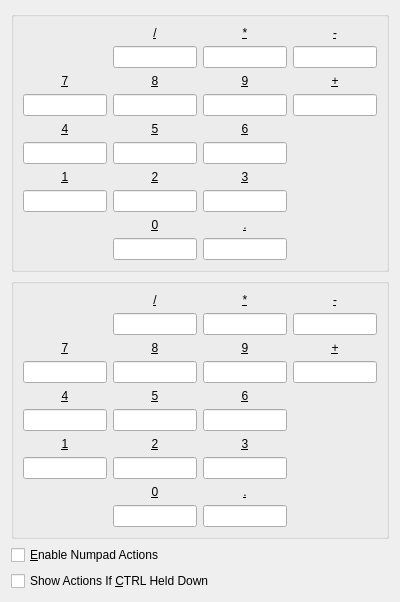
The window that smushclient-qt/cpp/ui/prefs/numpad.ui (jnbooth/smushclient) describes before a commit, drawn with Qt 5.
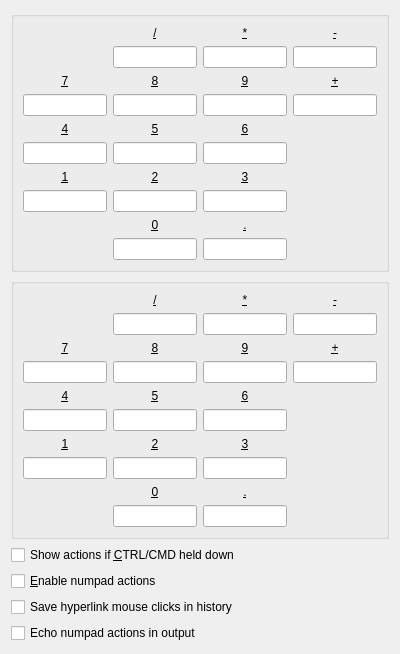
The same window after the commit.

Commit message: numpad hotkeys

Diff of the .ui file:
```diff
--- a/smushclient-qt/cpp/ui/prefs/numpad.ui
+++ b/smushclient-qt/cpp/ui/prefs/numpad.ui
@@ -736,17 +736,31 @@
      </layout>
     </widget>
    </item>
-   <item>
-    <widget class="QCheckBox" name="NumpadEnable">
-     <property name="text">
-      <string>&amp;Enable Numpad Actions</string>
-     </property>
-    </widget>
-   </item>
    <item>
     <widget class="QCheckBox" name="show_mod">
      <property name="text">
-      <string>Show Actions If &amp;CTRL Held Down</string>
+      <string>Show actions if &amp;CTRL/CMD held down</string>
+     </property>
+    </widget>
+   </item>
+   <item>
+    <widget class="QCheckBox" name="NumpadEnable">
+     <property name="text">
+      <string>&amp;Enable numpad actions</string>
+     </property>
+    </widget>
+   </item>
+   <item>
+    <widget class="QCheckBox" name="HotkeyAddsToCommandHistory">
+     <property name="text">
+      <string>Save hyperlink mouse clicks in history</string>
+     </property>
+    </widget>
+   </item>
+   <item>
+    <widget class="QCheckBox" name="EchoHotkeyInOutputWindow">
+     <property name="text">
+      <string>Echo numpad actions in output</string>
      </property>
     </widget>
    </item>
```
Left out of the diff: 12 changed lines with no effect on the pictures. The commit also changes 34 other files.
